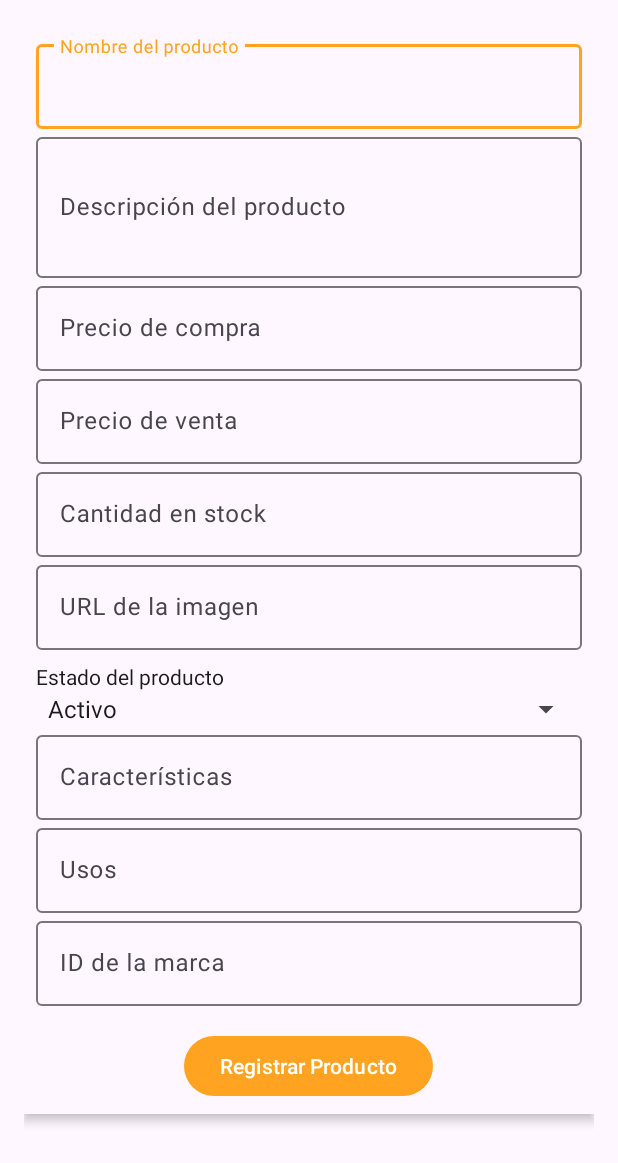
After one commit to sellanFG/decorMiCasaMoviles, an Android app: the fragment RegistrarProductoFragment shown on its own in the app's theme, on a phone screen of 412 x 824 dp. The commit adds this screen. Shown: the top 1163 px of the screen. Run offline under Robolectric (Android 15) with nearby library versions, the phone set to English and light mode, and no system bars.

Commit message:
crud_productos_aunnomelista:(

```diff
--- a/app/src/main/java/com/example/decormicasa/Interface/decorMiCasaApi.java
+++ b/app/src/main/java/com/example/decormicasa/Interface/decorMiCasaApi.java
@@ -18,7 +18,9 @@ public interface decorMiCasaApi {
     Call<AuthResponse> autenticar(@Body AuthRequest authRequest);
 
 
-    @GET("api_obtenerdproductos")
+    @GET("api_obtenerproductos")
     Call<List<ProductRequest>> obtenerproductos(@Header("Authorization") String authorization);
 
+    @POST("registrarProducto")
+    Call<Void> registrarProducto(@Body ProductRequest nuevoProducto);
 }
--- /dev/null
+++ b/app/src/main/java/com/example/decormicasa/RegistrarProductoFragment.java
@@ -0,0 +1,111 @@
+package com.example.decormicasa;
+
+import android.os.Bundle;
+import androidx.annotation.NonNull;
+import androidx.fragment.app.Fragment;
+import android.util.Log;
+import android.view.LayoutInflater;
+import android.view.View;
+import android.view.ViewGroup;
+import android.widget.Button;
+import android.widget.EditText;
+import android.widget.Spinner;
+import android.widget.Toast;
+
+import com.example.decormicasa.Interface.decorMiCasaApi;
+import com.example.decormicasa.model.ProductRequest;
+
+import java.io.IOException;
+import java.util.Objects;
+
+import retrofit2.Call;
+import retrofit2.Callback;
+import retrofit2.Response;
+import retrofit2.Retrofit;
+import retrofit2.converter.gson.GsonConverterFactory;
+
+public class RegistrarProductoFragment extends Fragment {
+
+    private EditText editTextNombre, editTextDescripcion, editTextPrecioCompra,
+            editTextPrecioVenta, editTextStock, editTextImagen,
+            editTextCaracteristicas, editTextUsos, editTextIdMarca;
+    private Button btnRegistrar;
+    private Spinner spinnerEstado;
+
+    public RegistrarProductoFragment() {
+    }
+
+    @Override
+    public View onCreateView(LayoutInflater inflater, ViewGroup container,
+                             Bundle savedInstanceState) {
+        View view = inflater.inflate(R.layout.fragment_registrar_producto, container, false);
+
+        editTextNombre = view.findViewById(R.id.editTextNombre);
+        editTextDescripcion = view.findViewById(R.id.editTextDescripcion);
+        editTextPrecioCompra = view.findViewById(R.id.editTextPrecioCompra);
+        editTextPrecioVenta = view.findViewById(R.id.editTextPrecioVenta);
+        editTextStock = view.findViewById(R.id.editTextStock);
+        editTextImagen = view.findViewById(R.id.editTextImagen);
+        spinnerEstado = view.findViewById(R.id.spinnerEstado);
+        editTextCaracteristicas = view.findViewById(R.id.editTextCaracteristicas);
+        editTextUsos = view.findViewById(R.id.editTextUsos);
+        editTextIdMarca = view.findViewById(R.id.editTextIdMarca);
+        btnRegistrar = view.findViewById(R.id.btnRegistrar);
+
+        btnRegistrar.setOnClickListener(v -> registrarProducto());
+
+        return view;
+    }
+
+    private void registrarProducto() {
+        String nombre = editTextNombre.getText().toString();
+        String descripcion = editTextDescripcion.getText().toString();
+        Float precioCompra = Float.parseFloat(editTextPrecioCompra.getText().toString());
+        Float precioVenta = Float.parseFloat(editTextPrecioVenta.getText().toString());
+        Integer stock = Integer.parseInt(editTextStock.getText().toString());
+        String imagen = editTextImagen.getText().toString();
+
+        String estado = spinnerEstado.getSelectedItem().toString();
+        String caracteristicas = editTextCaracteristicas.getText().toString();
+        String usos = editTextUsos.getText().toString();
+        Integer idMarca = Integer.parseInt(editTextIdMarca.getText().toString());
+
+        ProductRequest nuevoProducto = new ProductRequest(nombre, descripcion, precioCompra, precioVenta, stock, imagen, estado, caracteristicas, usos, idMarca);
+
+        Log.d("Producto JSON", nuevoProducto.toString());
+        Retrofit retrofit = new Retrofit.Builder()
+                .baseUrl(requireContext().getString(R.string.dominioservidor))
+                .addConverterFactory(GsonConverterFactory.create())
+                .build();
+
+        decorMiCasaApi api = retrofit.create(decorMiCasaApi.class);
+
+        Call<Void> call = api.registrarProducto(nuevoProducto);
+
+        call.enqueue(new Callback<Void>() {
+            @Override
+            public void onResponse(@NonNull Call<Void> call, Response<Void> response) {
+                if (response.isSuccessful()) {
+                    Toast.makeText(requireContext(), "Producto registrado con éxito", Toast.LENGTH_SHORT).show();
+                    requireActivity().getSupportFragmentManager().popBackStack(); // Cierra el fragmento
+                } else {
+                    try {
+                        assert response.errorBody() != null;
+                        String errorBody = response.errorBody().string();
+                        Log.e("API Error", errorBody); // Imprimir el error en Logcat
+                        Toast.makeText(requireContext(), "Error: " + errorBody, Toast.LENGTH_LONG).show();
+                    } catch (IOException e) {
+                        e.printStackTrace();
+                        Toast.makeText(requireContext(), "Error al registrar el producto y al leer el cuerpo del error", Toast.LENGTH_SHORT).show();
+                    }
+                }
+            }
+
+            @Override
+            public void onFailure(@NonNull Call<Void> call, Throwable t) {
+                Log.e("API Failure", Objects.requireNonNull(t.getMessage()));
+                Toast.makeText(requireContext(), "Error en la conexión: " + t.getMessage(), Toast.LENGTH_SHORT).show();
+            }
+        });
+    }
+}
--- /dev/null
+++ b/app/src/main/res/drawable/ic_add.xml
@@ -0,0 +1,5 @@
+<vector xmlns:android="http://schemas.android.com/apk/res/android" android:height="24dp" android:tint="#000000" android:viewportHeight="24" android:viewportWidth="24" android:width="24dp">
+
+    <path android:fillColor="@android:color/white" android:pathData="M19,13h-6v6h-2v-6H5v-2h6V5h2v6h6v2z"/>
+
+</vector>
--- /dev/null
+++ b/app/src/main/res/layout/fragment_registrar_producto.xml
@@ -0,0 +1,144 @@
+<?xml version="1.0" encoding="utf-8"?>
+<FrameLayout xmlns:android="http://schemas.android.com/apk/res/android"
+    xmlns:tools="http://schemas.android.com/tools"
+    android:layout_width="match_parent"
+    android:layout_height="match_parent"
+    tools:context=".RegistrarProductoFragment">
+
+
+    <ScrollView
+        android:layout_width="match_parent"
+        android:layout_height="match_parent"
+        android:padding="16dp">
+
+        <LinearLayout
+            android:layout_width="match_parent"
+            android:layout_height="wrap_content"
+            android:orientation="vertical"
+            android:padding="8dp"
+            android:background="?attr/colorSurface"
+            android:elevation="4dp">
+
+            <com.google.android.material.textfield.TextInputLayout
+                android:layout_width="match_parent"
+                android:layout_height="wrap_content"
+                android:hint="Nombre del producto">
+                <com.google.android.material.textfield.TextInputEditText
+                    android:id="@+id/editTextNombre"
+                    android:layout_width="match_parent"
+                    android:layout_height="wrap_content"
+                    android:inputType="text" />
+            </com.google.android.material.textfield.TextInputLayout>
+
+            <com.google.android.material.textfield.TextInputLayout
+                android:layout_width="match_parent"
+                android:layout_height="wrap_content"
+                android:hint="Descripción del producto">
+                <com.google.android.material.textfield.TextInputEditText
+                    android:id="@+id/editTextDescripcion"
+                    android:layout_width="match_parent"
+                    android:layout_height="wrap_content"
+                    android:inputType="textMultiLine"
+                    android:minLines="3" />
+            </com.google.android.material.textfield.TextInputLayout>
+
+            <com.google.android.material.textfield.TextInputLayout
+                android:layout_width="match_parent"
+                android:layout_height="wrap_content"
+                android:hint="Precio de compra">
+                <com.google.android.material.textfield.TextInputEditText
+                    android:id="@+id/editTextPrecioCompra"
+                    android:layout_width="match_parent"
+                    android:layout_height="wrap_content"
+                    android:inputType="numberDecimal" />
+            </com.google.android.material.textfield.TextInputLayout>
+
+            <com.google.android.material.textfield.TextInputLayout
+                android:layout_width="match_parent"
+                android:layout_height="wrap_content"
+                android:hint="Precio de venta">
+                <com.google.android.material.textfield.TextInputEditText
+                    android:id="@+id/editTextPrecioVenta"
+                    android:layout_width="match_parent"
+                    android:layout_height="wrap_content"
+                    android:inputType="numberDecimal" />
+            </com.google.android.material.textfield.TextInputLayout>
+
+            <com.google.android.material.textfield.TextInputLayout
+                android:layout_width="match_parent"
+                android:layout_height="wrap_content"
+                android:hint="Cantidad en stock">
+                <com.google.android.material.textfield.TextInputEditText
+                    android:id="@+id/editTextStock"
+                    android:layout_width="match_parent"
+                    android:layout_height="wrap_content"
+                    android:inputType="number" />
+            </com.google.android.material.textfield.TextInputLayout>
+
+            <com.google.android.material.textfield.TextInputLayout
+                android:layout_width="match_parent"
+                android:layout_height="wrap_content"
+                android:hint="URL de la imagen">
+                <com.google.android.material.textfield.TextInputEditText
+                    android:id="@+id/editTextImagen"
+                    android:layout_width="match_parent"
+                    android:layout_height="wrap_content"
+                    android:inputType="textUri" />
+            </com.google.android.material.textfield.TextInputLayout>
+
+            <TextView
+                android:layout_width="match_parent"
+                android:layout_height="wrap_content"
+                android:text="Estado del producto"
+                android:textColor="?attr/colorOnSurface"
+                android:paddingTop="8dp" />
+
+            <Spinner
+                android:id="@+id/spinnerEstado"
+                android:layout_width="match_parent"
+                android:layout_height="wrap_content"
+                android:entries="@array/estado_producto" />
+
+            <com.google.android.material.textfield.TextInputLayout
+                android:layout_width="match_parent"
+                android:layout_height="wrap_content"
+                android:hint="Características">
+                <com.google.android.material.textfield.TextInputEditText
+                    android:id="@+id/editTextCaracteristicas"
+                    android:layout_width="match_parent"
+                    android:layout_height="wrap_content"
+                    android:inputType="text" />
+            </com.google.android.material.textfield.TextInputLayout>
+
+            <com.google.android.material.textfield.TextInputLayout
+                android:layout_width="match_parent"
+                android:layout_height="wrap_content"
+                android:hint="Usos">
+                <com.google.android.material.textfield.TextInputEditText
+                    android:id="@+id/editTextUsos"
+                    android:layout_width="match_parent"
+                    android:layout_height="wrap_content"
+                    android:inputType="text" />
+            </com.google.android.material.textfield.TextInputLayout>
+
+            <com.google.android.material.textfield.TextInputLayout
+                android:layout_width="match_parent"
+                android:layout_height="wrap_content"
+                android:hint="ID de la marca">
+                <com.google.android.material.textfield.TextInputEditText
+                    android:id="@+id/editTextIdMarca"
+                    android:layout_width="match_parent"
+                    android:layout_height="wrap_content"
+                    android:inputType="number" />
+            </com.google.android.material.textfield.TextInputLayout>
+
+            <com.google.android.material.button.MaterialButton
+                android:id="@+id/btnRegistrar"
+                android:layout_width="wrap_content"
+                android:layout_height="wrap_content"
+                android:text="Registrar Producto"
+                android:layout_gravity="center_horizontal"
+                android:layout_marginTop="16dp" />
+        </LinearLayout>
+    </ScrollView>
+</FrameLayout>
--- a/app/src/main/res/values/strings.xml
+++ b/app/src/main/res/values/strings.xml
@@ -45,4 +45,10 @@
     <string name="marcas">"MARCAS"</string>
     <string name="navigation_drawer_open">Open navigation drawer</string>
     <string name="navigation_drawer_close">Close navigation drawer</string>
+    <string-array name="estado_producto">
+        <item>Activo</item>
+        <item>Inactivo</item>
+    </string-array>
+    <!-- TODO: Remove or change this placeholder text -->
+    <string name="hello_blank_fragment">Hello blank fragment</string>
 </resources>
--- a/gradle/libs.versions.toml
+++ b/gradle/libs.versions.toml
@@ -1,5 +1,5 @@
 [versions]
-agp = "8.6.0"
+agp = "8.5.1"
 junit = "4.13.2"
 junitVersion = "1.1.5"
 espressoCore = "3.5.1"
```
Also changed, not shown: app/src/main/java/com/example/decormicasa/AdminActivity.java (+37 -9 lines), app/src/main/java/com/example/decormicasa/CrudProductosFragment.java (added, +107 -0 lines), app/src/main/java/com/example/decormicasa/ProductosAdapter.java (added, +52 -0 lines), app/src/main/java/com/example/decormicasa/model/ProductRequest.java (+15 -2 lines), app/src/main/res/layout/activity_admin.xml (+8 -7 lines), app/src/main/res/layout/fragment_crud_productos.xml (added, +26 -0 lines), app/src/main/res/layout/item_producto.xml (added, +31 -0 lines).
